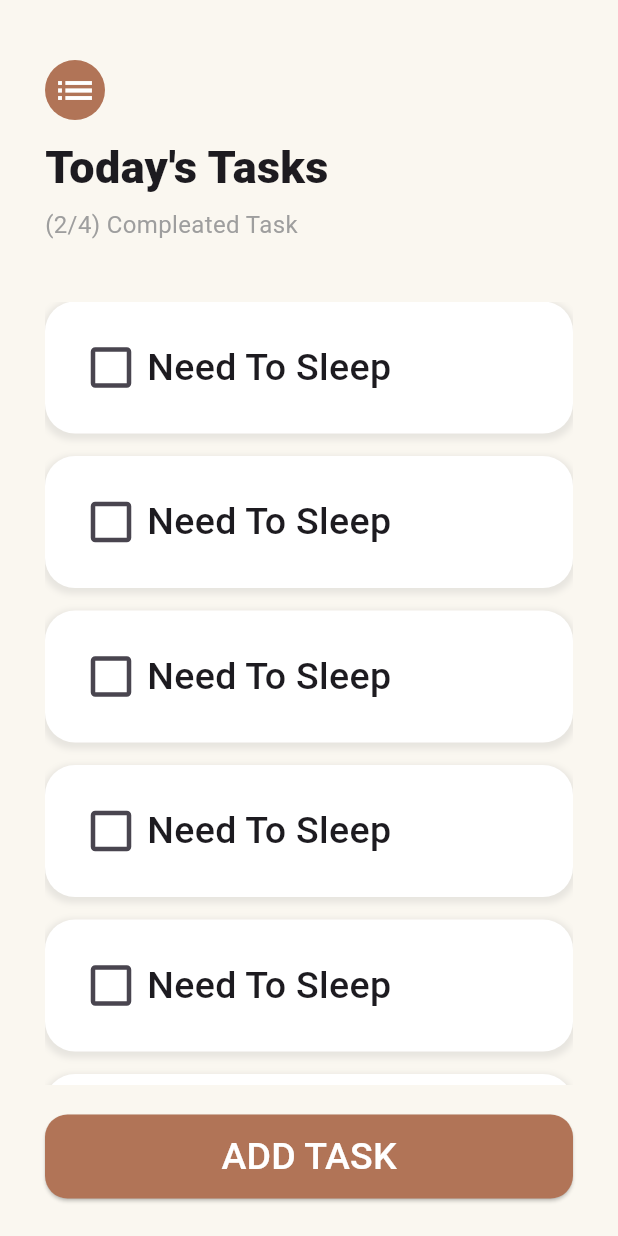
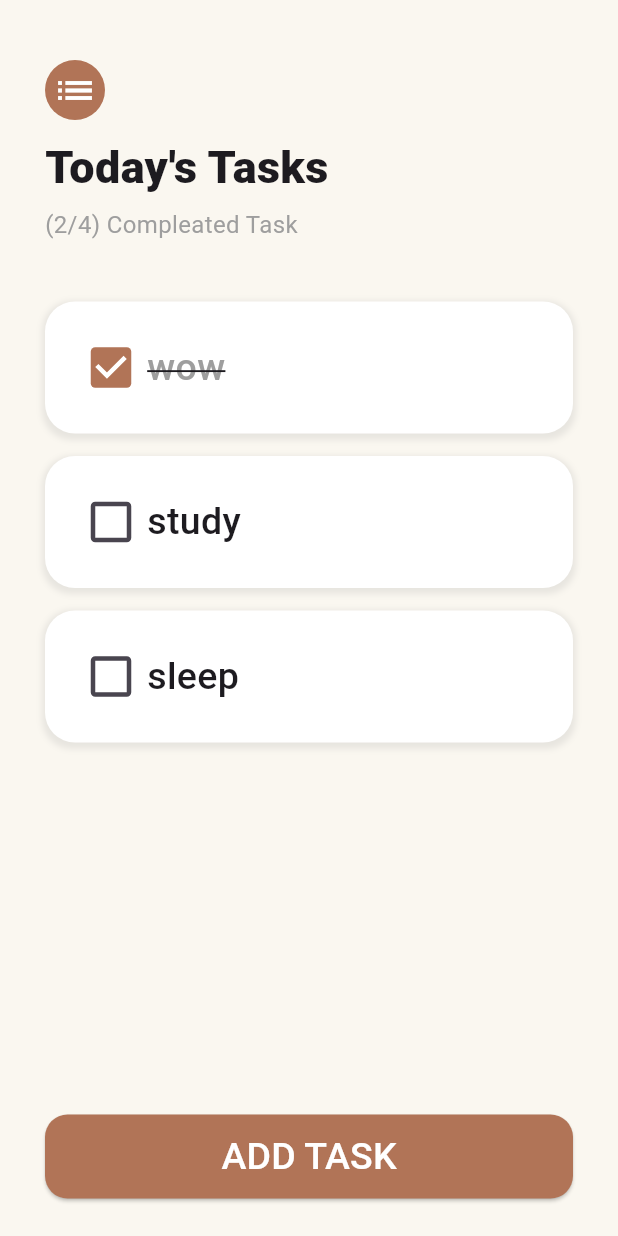
Before and after one commit to risal-ea/todo-app, a Flutter app: the screen it shows after launch, on a phone screen of 412 x 824 dp. Run offline on Flutter 3.47's test engine with Material 3 defaults, Android fonts, the phone set to English and light mode, and no system bars.

Commit message:
ListView Builder

```diff
--- /dev/null
+++ b/lib/models/task.dart
@@ -0,0 +1,11 @@
+
+class Task{
+  final String name;
+  bool isDone;
+
+  Task({required this.name, required this.isDone});
+
+  void toggleDone(){
+    isDone = !isDone;
+  }
+}
--- a/lib/widgets/task_list.dart
+++ b/lib/widgets/task_list.dart
@@ -1,28 +1,48 @@
 import 'package:flutter/material.dart';
 import 'package:todo_app/widgets/task_widget.dart';
-class TaskList extends StatelessWidget {
+import 'package:todo_app/models/task.dart';
+
+class TaskList extends StatefulWidget {
   const TaskList({
     super.key,
   });
 
   @override
+  State<TaskList> createState() => _TaskListState();
+}
+
+class _TaskListState extends State<TaskList> {
+  List<Task> tasks = [
+    Task(
+      name: 'wow',
+      isDone: true,
+    ),
+    Task(
+      name: 'study',
+      isDone: false,
+    ),
+    Task(
+      name: 'sleep',
+      isDone: false,
+    ),
+  ];
+
+  @override
   Widget build(BuildContext context) {
     return Expanded(
-      child: ListView(
-        children: <Widget>[
-          Task(taskName: 'Need To Sleep'),
-          Task(taskName: 'Need To Sleep'),
-          Task(taskName: 'Need To Sleep'),
-          Task(taskName: 'Need To Sleep'),
-          Task(taskName: 'Need To Sleep'),
-          Task(taskName: 'Need To Sleep'),
-          Task(taskName: 'Need To Sleep'),
-          Task(taskName: 'Need To Sleep'),
-          Task(taskName: 'Need To Sleep'),
-          Task(taskName: 'Need To Sleep'),
-          Task(taskName: 'Need To Sleep'),
-          Task(taskName: 'Need To Sleep'),
-        ],
+      child: ListView.builder(
+        itemBuilder: (context, index) {
+          return TaskTile(
+            taskName: tasks[index].name,
+            isChecked: tasks[index].isDone,
+            checkboxCallback: (bool? checkBoxState){
+              setState(() {
+                tasks[index].toggleDone();
+              });
+            },
+          );
+        },
+        itemCount: tasks.length,
       ),
     );
   }
--- a/lib/widgets/task_widget.dart
+++ b/lib/widgets/task_widget.dart
@@ -1,24 +1,16 @@
 import 'package:flutter/material.dart';
 
-class Task extends StatefulWidget {
+class TaskTile extends StatelessWidget {
   final String taskName;
+  bool isChecked;
+  final Function(bool?) checkboxCallback;
 
-  const Task({
+  TaskTile({
     super.key,
     required this.taskName,
+    required this.isChecked,
+    required this.checkboxCallback,
   });
-
-  @override
-  State<Task> createState() => _TaskState();
-}
-
-class _TaskState extends State<Task> {
-  bool isChecked = false;
-  void checkBoxCallBack(bool? newValue) {
-    setState(() {
-      isChecked = newValue!; // Update state when the checkbox is toggled
-    });
-  }
 
   @override
   Widget build(BuildContext context) {
@@ -45,10 +37,10 @@ class _TaskState extends State<Task> {
           children: [
             TaskCheckBox(
               checkBoxState: isChecked,
-              toggleCheckBoxState: checkBoxCallBack,
+              toggleCheckBoxState: checkboxCallback,
             ),
             Text(
-              widget.taskName,
+              taskName,
               style: TextStyle(
                 fontSize: 25.0,
                 decoration: isChecked ? TextDecoration.lineThrough : null,
```
